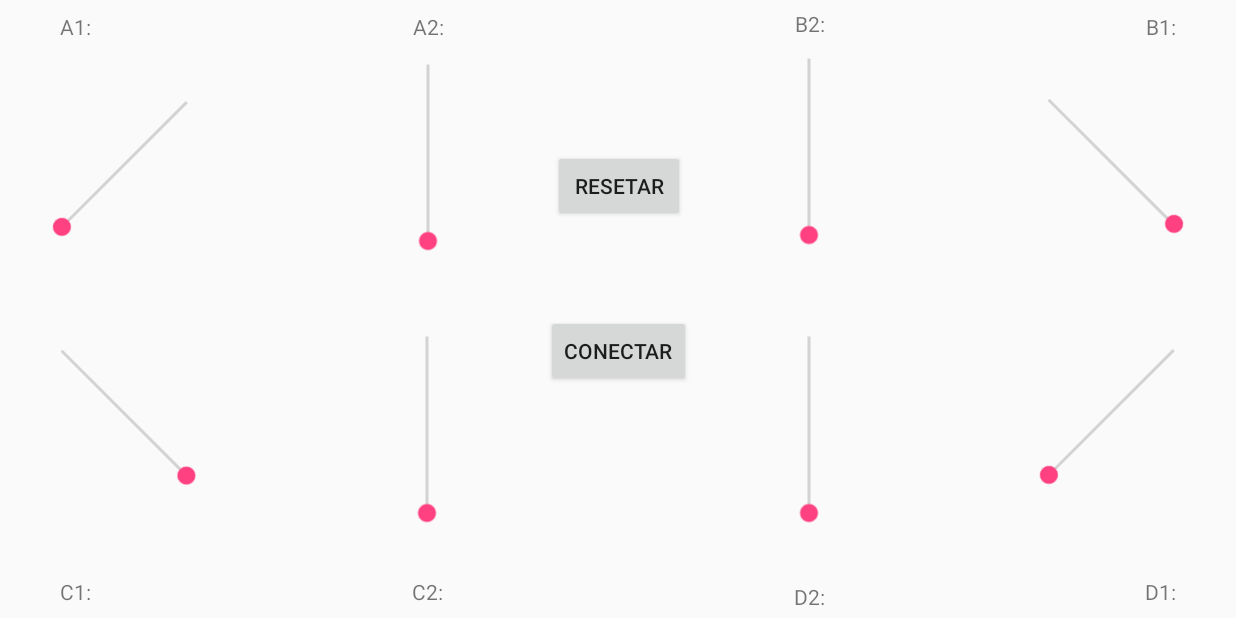
After one commit to roboticanasescolas/AndroidApp, an Android app: the joyAranha screen opened directly, with no data from a screen before it, on a phone screen of 824 x 412 dp (held sideways). The commit adds this screen. Run offline under Robolectric (Android 15) with nearby library versions, the phone set to English and light mode, and no system bars.

Commit message:
"Ajustes no joy do braço. Criação do Joy da Aranha"

```diff
--- a/app/build.gradle
+++ b/app/build.gradle
@@ -2,7 +2,7 @@ apply plugin: 'com.android.application'
 
 android {
     compileSdkVersion 26
-    buildToolsVersion '27.0.3'
+    buildToolsVersion '28.0.3'
     defaultConfig {
         applicationId "br.ufc.quixada.roboticaescolas"
         minSdkVersion 15
--- a/app/src/main/java/br/ufc/quixada/roboticaescolas/MainSelecionarRobo.java
+++ b/app/src/main/java/br/ufc/quixada/roboticaescolas/MainSelecionarRobo.java
@@ -42,7 +42,9 @@ public class MainSelecionarRobo extends AppCompatActivity {
             @Override
             public void onClick(View view) {
                 //chamar tela de conf Aranha
-                Toast.makeText(MainSelecionarRobo.this, "Ainda não implementado!", Toast.LENGTH_SHORT).show();
+                Intent it = new Intent(MainSelecionarRobo.this, joyAranha.class);
+                startActivity(it);
+                //Toast.makeText(MainSelecionarRobo.this, "Ainda não implementado!", Toast.LENGTH_SHORT).show();
             }
         });
     }
--- /dev/null
+++ b/app/src/main/java/br/ufc/quixada/roboticaescolas/joyAranha.java
@@ -0,0 +1,247 @@
+package br.ufc.quixada.roboticaescolas;
+
+import android.bluetooth.BluetoothSocket;
+import android.support.v7.app.AppCompatActivity;
+import android.os.Bundle;
+import android.util.Log;
+import android.widget.SeekBar;
+import android.widget.TextView;
+
+import com.example.enoque_alves.roboticaescolas.R;
+
+import java.io.OutputStream;
+
+public class joyAranha extends AppCompatActivity {
+
+//    private EnviaDados enviaDados = EnviaDados.getEnviaDados();
+//    private OutputStream mmOutputStream;
+//    private BluetoothSocket mmSocket;
+//    private ConexaoBlue connection = ConexaoBlue.getInstance(null, false);
+
+    private SeekBar sBa, sBb, sBc, sBd, sBe, sBf, sBg, sBh;
+    private TextView tVa1, tVa2, tVb1, tVb2, tVc1, tVc2, tVd1, tVd2;
+
+    @Override
+    protected void onCreate(Bundle savedInstanceState) {
+        super.onCreate(savedInstanceState);
+        setContentView(R.layout.activity_joy_aranha);
+
+        sBa = (SeekBar) findViewById(R.id.seekBar_a1);
+        sBb = (SeekBar) findViewById(R.id.seekBar_a2);
+        sBc = (SeekBar) findViewById(R.id.seekBar_b2);
+        sBd = (SeekBar) findViewById(R.id.seekBar_b1);
+        sBe = (SeekBar) findViewById(R.id.seekBar_c1);
+        sBf = (SeekBar) findViewById(R.id.seekBar_c2);
+        sBg = (SeekBar) findViewById(R.id.seekBar_d2);
+        sBh = (SeekBar) findViewById(R.id.seekBar_d1);
+
+        tVa1 = (TextView) findViewById(R.id.tVa1);
+        tVa2 = (TextView) findViewById(R.id.tVa2);
+        tVb1 = (TextView) findViewById(R.id.tVb1);
+        tVb2 = (TextView) findViewById(R.id.tVb2);
+        tVc1 = (TextView) findViewById(R.id.tVc1);
+        tVc2 = (TextView) findViewById(R.id.tVc2);
+        tVd1 = (TextView) findViewById(R.id.tVd1);
+        tVd2 = (TextView) findViewById(R.id.tVd2);
+
+
+        sBa.setOnSeekBarChangeListener(new SeekBar.OnSeekBarChangeListener() {
+            @Override
+            public void onProgressChanged(SeekBar seekBar, int i, boolean b) {
+
+            }
+
+            @Override
+            public void onStartTrackingTouch(SeekBar seekBar) {
+
+            }
+
+            @Override
+            public void onStopTrackingTouch(SeekBar seekBar) {
+                String comando = "!a" + (seekBar.getProgress());
+                tVa1.setText("A1: " + seekBar.getProgress());
+                //enviaDados.enviarComando(comando);
+              //  enviarComando(comando);
+            }
+        });
+        sBb.setOnSeekBarChangeListener(new SeekBar.OnSeekBarChangeListener() {
+            @Override
+            public void onProgressChanged(SeekBar seekBar, int i, boolean b) {
+
+            }
+
+            @Override
+            public void onStartTrackingTouch(SeekBar seekBar) {
+
+            }
+
+            @Override
+            public void onStopTrackingTouch(SeekBar seekBar) {
+                //String comando = "!a" + (seekBar.getProgress());
+                tVa2.setText("A2: " + seekBar.getProgress());
+                //  enviarComando(comando);
+            }
+        });
+
+        sBc.setOnSeekBarChangeListener(new SeekBar.OnSeekBarChangeListener() {
+            @Override
+            public void onProgressChanged(SeekBar seekBar, int i, boolean b) {
+
+            }
+
+            @Override
+            public void onStartTrackingTouch(SeekBar seekBar) {
+
+            }
+
+            @Override
+            public void onStopTrackingTouch(SeekBar seekBar) {
+                //String comando = "!a" + (seekBar.getProgress());
+                tVb2.setText("B2: " + seekBar.getProgress());
+                //  enviarComando(comando);
+            }
+        });
+        sBd.setOnSeekBarChangeListener(new SeekBar.OnSeekBarChangeListener() {
+            @Override
+            public void onProgressChanged(SeekBar seekBar, int i, boolean b) {
+
+            }
+
+            @Override
+            public void onStartTrackingTouch(SeekBar seekBar) {
+
+            }
+
+            @Override
+            public void onStopTrackingTouch(SeekBar seekBar) {
+                //String comando = "!a" + (seekBar.getProgress());
+                tVb1.setText("B1: " + seekBar.getProgress());
+                //  enviarComando(comando);
+            }
+        });
+
+
+        sBe.setOnSeekBarChangeListener(new SeekBar.OnSeekBarChangeListener() {
+            @Override
+            public void onProgressChanged(SeekBar seekBar, int i, boolean b) {
+
+            }
+
+            @Override
+            public void onStartTrackingTouch(SeekBar seekBar) {
+
+            }
+
+            @Override
+            public void onStopTrackingTouch(SeekBar seekBar) {
+                //String comando = "!a" + (seekBar.getProgress());
+                tVc1.setText("C1: " + seekBar.getProgress());
+                //  enviarComando(comando);
+            }
+        });
+
+        sBf.setOnSeekBarChangeListener(new SeekBar.OnSeekBarChangeListener() {
+            @Override
+            public void onProgressChanged(SeekBar seekBar, int i, boolean b) {
+
+            }
+
+            @Override
+            public void onStartTrackingTouch(SeekBar seekBar) {
+
+            }
+
+            @Override
+            public void onStopTrackingTouch(SeekBar seekBar) {
+                //String comando = "!a" + (seekBar.getProgress());
+                tVc2.setText("C2: " + seekBar.getProgress());
+                //  enviarComando(comando);
+            }
+        });
+        sBg.setOnSeekBarChangeListener(new SeekBar.OnSeekBarChangeListener() {
+            @Override
+            public void onProgressChanged(SeekBar seekBar, int i, boolean b) {
+
+            }
+
+            @Override
+            public void onStartTrackingTouch(SeekBar seekBar) {
+
+            }
+
+            @Override
+            public void onStopTrackingTouch(SeekBar seekBar) {
+                //String comando = "!a" + (seekBar.getProgress());
+                tVd2.setText("D2: " + seekBar.getProgress());
+                //  enviarComando(comando);
+            }
+        });
+        sBh.setOnSeekBarChangeListener(new SeekBar.OnSeekBarChangeListener() {
+            @Override
+            public void onProgressChanged(SeekBar seekBar, int i, boolean b) {
+
+            }
+
+            @Override
+            public void onStartTrackingTouch(SeekBar seekBar) {
+
+            }
+
+            @Override
+            public void onStopTrackingTouch(SeekBar seekBar) {
+                //String comando = "!a" + (seekBar.getProgress());
+                tVd1.setText("D1: " + seekBar.getProgress());
+                //  enviarComando(comando);
+            }
+        });
+
+
+
+
+    }
+
+ //   public void enviarComando (String comando){
+//        char chars [] = comando.toCharArray();
+//        char servo = chars[1];
+//        int auxBase = 0;
+//        String aux = "";
+//        for (int j = 2 ; j < chars.length; j++) {
+//            aux = aux + chars[j];
+//        }
+//        int posicaoAtual = Integer.parseInt(aux);
+//        if (servo == 'a'){
+//            posicaoAtual = (int) (posicaoAtual);
+//            tVa1.setText(""+ posicaoAtual);
+//        }
+//        else if (servo == 'b'){//controlar visao
+//            posicaoAtual = (int) (posicaoAtual);
+//            tVa2.setText(""+ posicaoAtual);
+//        }
+//        else if (servo == 'c'){
+//            posicaoAtual = (int) (posicaoAtual);
+//            tVb1.setText(""+posicaoAtual);
+//        }
+//        else if (servo == 'd'){
+//            posicaoAtual = (int) (posicaoAtual);
+//            tVb2.setText(""+ posicaoAtual);
+//        }
+//        else if (servo == 'e'){
+//            posicaoAtual = (int) (posicaoAtual);
+//            tVc1.setText(""+ posicaoAtual);
+//        }
+//        else if (servo == 'f'){
+//            posicaoAtual = (int) (posicaoAtual);
+//            tVc2.setText(""+ posicaoAtual);
+//        }
+//        else if (servo == 'g'){
+//            posicaoAtual = (int) (posicaoAtual);
+//            tVd1.setText(""+ posicaoAtual);
+//        }
+//        else if (servo == 'h'){
+//            posicaoAtual = (int) (posicaoAtual);
+//            tVd2.setText(""+ posicaoAtual);
+//        }
+    //    enviaDados.enviarComando(comando);
+//
+   // }
+}
--- /dev/null
+++ b/app/src/main/res/layout/activity_joy_aranha.xml
@@ -0,0 +1,256 @@
+<?xml version="1.0" encoding="utf-8"?>
+<android.support.constraint.ConstraintLayout xmlns:android="http://schemas.android.com/apk/res/android"
+    xmlns:app="http://schemas.android.com/apk/res-auto"
+    xmlns:tools="http://schemas.android.com/tools"
+    android:layout_width="match_parent"
+    android:layout_height="match_parent"
+    android:screenOrientation="landscape"
+    tools:context="br.ufc.quixada.roboticaescolas.joyAranha"
+    tools:layout_editor_absoluteX="0dp"
+    tools:layout_editor_absoluteY="73dp">
+
+    <Button
+        android:id="@+id/bReset"
+        android:layout_width="wrap_content"
+        android:layout_height="wrap_content"
+        android:layout_marginStart="8dp"
+        android:layout_marginLeft="8dp"
+        android:layout_marginTop="100dp"
+        android:layout_marginEnd="8dp"
+        android:layout_marginRight="8dp"
+        android:text="@string/Resetar"
+        app:layout_constraintEnd_toEndOf="@+id/bConectar"
+        app:layout_constraintHorizontal_bias="0.508"
+        app:layout_constraintStart_toStartOf="@+id/bConectar"
+        app:layout_constraintTop_toTopOf="parent" />
+
+    <Button
+        android:id="@+id/bConectar"
+        android:layout_width="wrap_content"
+        android:layout_height="wrap_content"
+        android:layout_marginStart="8dp"
+        android:layout_marginLeft="8dp"
+        android:layout_marginTop="8dp"
+        android:layout_marginEnd="8dp"
+        android:layout_marginRight="8dp"
+        android:layout_marginBottom="100dp"
+        android:text="@string/Conectar"
+        app:layout_constraintBottom_toBottomOf="parent"
+        app:layout_constraintEnd_toEndOf="parent"
+        app:layout_constraintStart_toStartOf="parent"
+        app:layout_constraintTop_toBottomOf="@+id/bReset" />
+
+    <SeekBar
+        android:id="@+id/seekBar_a1"
+        android:layout_width="150dp"
+        android:layout_height="20dp"
+        android:layout_marginStart="8dp"
+        android:layout_marginLeft="8dp"
+        android:layout_marginTop="80dp"
+        android:layout_marginBottom="8dp"
+        android:max="100"
+        android:rotation="315"
+        app:layout_constraintBottom_toBottomOf="@+id/bReset"
+        app:layout_constraintStart_toStartOf="parent"
+        app:layout_constraintTop_toTopOf="parent" />
+
+    <SeekBar
+        android:id="@+id/seekBar_b1"
+        android:layout_width="150dp"
+        android:layout_height="16dp"
+        android:layout_marginTop="8dp"
+        android:layout_marginEnd="8dp"
+        android:layout_marginRight="8dp"
+        android:layout_marginBottom="8dp"
+        android:max="100"
+        android:rotation="225"
+        app:layout_constraintBottom_toBottomOf="@+id/bReset"
+        app:layout_constraintEnd_toEndOf="parent"
+        app:layout_constraintTop_toTopOf="parent"
+        app:layout_constraintVertical_bias="0.793" />
+
+    <SeekBar
+        android:id="@+id/seekBar_c1"
+        android:layout_width="150dp"
+        android:layout_height="20dp"
+        android:layout_marginStart="8dp"
+        android:layout_marginLeft="8dp"
+        android:layout_marginTop="8dp"
+        android:layout_marginBottom="80dp"
+        android:max="100"
+        android:rotation="225"
+        app:layout_constraintBottom_toBottomOf="parent"
+        app:layout_constraintStart_toStartOf="parent"
+        app:layout_constraintTop_toTopOf="@+id/bConectar" />
+
+    <SeekBar
+        android:id="@+id/seekBar_d1"
+        android:layout_width="150dp"
+        android:layout_height="20dp"
+        android:layout_marginTop="8dp"
+        android:layout_marginEnd="8dp"
+        android:layout_marginRight="8dp"
+        android:layout_marginBottom="80dp"
+        android:max="100"
+        android:rotation="315"
+        app:layout_constraintBottom_toBottomOf="parent"
+        app:layout_constraintEnd_toEndOf="parent"
+        app:layout_constraintTop_toTopOf="@+id/bConectar" />
+
+    <TextView
+        android:id="@+id/tVa1"
+        android:layout_width="wrap_content"
+        android:layout_height="wrap_content"
+        android:layout_marginStart="40dp"
+        android:layout_marginLeft="40dp"
+        android:layout_marginTop="8dp"
+        android:text="@string/A1"
+        app:layout_constraintStart_toStartOf="parent"
+        app:layout_constraintTop_toTopOf="parent" />
+
+    <TextView
+        android:id="@+id/tVb1"
+        android:layout_width="wrap_content"
+        android:layout_height="wrap_content"
+        android:layout_marginTop="8dp"
+        android:layout_marginEnd="40dp"
+        android:layout_marginRight="40dp"
+        android:text="@string/B1"
+        app:layout_constraintEnd_toEndOf="parent"
+        app:layout_constraintTop_toTopOf="parent" />
+
+    <TextView
+        android:id="@+id/tVc1"
+        android:layout_width="wrap_content"
+        android:layout_height="wrap_content"
+        android:layout_marginStart="40dp"
+        android:layout_marginLeft="40dp"
+        android:layout_marginBottom="8dp"
+        android:text="@string/C1"
+        app:layout_constraintBottom_toBottomOf="parent"
+        app:layout_constraintStart_toStartOf="parent" />
+
+    <TextView
+        android:id="@+id/tVd1"
+        android:layout_width="wrap_content"
+        android:layout_height="wrap_content"
+        android:layout_marginEnd="40dp"
+        android:layout_marginRight="40dp"
+        android:layout_marginBottom="8dp"
+        android:text="@string/D1"
+        app:layout_constraintBottom_toBottomOf="parent"
+        app:layout_constraintEnd_toEndOf="parent" />
+
+    <SeekBar
+        android:id="@+id/seekBar_c2"
+        android:layout_width="150dp"
+        android:layout_height="20dp"
+        android:layout_marginTop="8dp"
+        android:layout_marginEnd="4dp"
+        android:layout_marginRight="4dp"
+        android:layout_marginBottom="8dp"
+        android:max="100"
+        android:rotation="270"
+        app:layout_constraintBottom_toBottomOf="parent"
+        app:layout_constraintEnd_toStartOf="@+id/bConectar"
+        app:layout_constraintTop_toTopOf="@+id/seekBar_c1"
+        app:layout_constraintVertical_bias="0.0" />
+
+    <SeekBar
+        android:id="@+id/seekBar_b2"
+        android:layout_width="150dp"
+        android:layout_height="20dp"
+        android:layout_marginStart="8dp"
+        android:layout_marginLeft="8dp"
+        android:layout_marginTop="88dp"
+        android:layout_marginBottom="8dp"
+        android:max="100"
+        android:rotation="270"
+        app:layout_constraintBottom_toBottomOf="@+id/seekBar_b1"
+        app:layout_constraintStart_toEndOf="@+id/bReset"
+        app:layout_constraintTop_toTopOf="parent" />
+
+    <SeekBar
+        android:id="@+id/seekBar_d2"
+        android:layout_width="150dp"
+        android:layout_height="20dp"
+        android:layout_marginStart="4dp"
+        android:layout_marginLeft="4dp"
+        android:layout_marginTop="8dp"
+        android:layout_marginBottom="8dp"
+        android:max="100"
+        android:rotation="270"
+        app:layout_constraintBottom_toBottomOf="parent"
+        app:layout_constraintStart_toEndOf="@+id/bConectar"
+        app:layout_constraintTop_toTopOf="@+id/seekBar_d1"
+        app:layout_constraintVertical_bias="0.0" />
+
+    <SeekBar
+        android:id="@+id/seekBar_a2"
+        android:layout_width="150dp"
+        android:layout_height="20dp"
+        android:layout_marginTop="8dp"
+        android:layout_marginEnd="8dp"
+        android:layout_marginRight="8dp"
+        android:layout_marginBottom="8dp"
+        android:max="100"
+        android:rotation="270"
+        app:layout_constraintBottom_toBottomOf="@+id/seekBar_a1"
+        app:layout_constraintEnd_toStartOf="@+id/bReset"
+        app:layout_constraintTop_toTopOf="parent"
+        app:layout_constraintVertical_bias="1.0" />
+
+    <TextView
+        android:id="@+id/tVa2"
+        android:layout_width="wrap_content"
+        android:layout_height="wrap_content"
+        android:layout_marginTop="8dp"
+        android:layout_marginBottom="8dp"
+        android:text="@string/A2"
+        app:layout_constraintBottom_toBottomOf="@+id/tVa1"
+        app:layout_constraintEnd_toEndOf="@+id/seekBar_a2"
+        app:layout_constraintStart_toStartOf="@+id/seekBar_a2"
+        app:layout_constraintTop_toTopOf="parent"
+        app:layout_constraintVertical_bias="0.0" />
+
+    <TextView
+        android:id="@+id/tVb2"
+        android:layout_width="wrap_content"
+        android:layout_height="wrap_content"
+        android:layout_marginTop="8dp"
+        android:layout_marginBottom="8dp"
+        android:text="@string/B2"
+        app:layout_constraintBottom_toBottomOf="@+id/tVb1"
+        app:layout_constraintEnd_toEndOf="@+id/seekBar_b2"
+        app:layout_constraintStart_toStartOf="@+id/seekBar_b2"
+        app:layout_constraintTop_toTopOf="parent"
+        app:layout_constraintVertical_bias="0.26999998" />
+
+    <TextView
+        android:id="@+id/tVd2"
+        android:layout_width="wrap_content"
+        android:layout_height="wrap_content"
+        android:layout_marginTop="8dp"
+        android:layout_marginBottom="10dp"
+        android:text="@string/D2"
+        app:layout_constraintBottom_toBottomOf="parent"
+        app:layout_constraintEnd_toEndOf="@+id/seekBar_d2"
+        app:layout_constraintStart_toStartOf="@+id/seekBar_d2"
+        app:layout_constraintTop_toTopOf="@+id/tVd1"
+        app:layout_constraintVertical_bias="0.53" />
+
+    <TextView
+        android:id="@+id/tVc2"
+        android:layout_width="wrap_content"
+        android:layout_height="wrap_content"
+        android:layout_marginTop="8dp"
+        android:layout_marginBottom="8dp"
+        android:text="@string/C2"
+        app:layout_constraintBottom_toBottomOf="parent"
+        app:layout_constraintEnd_toEndOf="@+id/seekBar_c2"
+        app:layout_constraintStart_toStartOf="@+id/seekBar_c2"
+        app:layout_constraintTop_toTopOf="@+id/tVc1"
+        app:layout_constraintVertical_bias="1.0" />
+
+
+</android.support.constraint.ConstraintLayout>
--- a/app/src/main/res/layout/activity_joystickk.xml
+++ b/app/src/main/res/layout/activity_joystickk.xml
@@ -68,17 +68,14 @@
         android:layout_width="41dp"
         android:layout_height="43dp"
         android:layout_above="@+id/textView2"
+        android:layout_alignStart="@+id/button_more_c"
         android:layout_alignLeft="@+id/button_more_c"
-        android:layout_alignStart="@+id/button_more_c"
+        android:layout_marginLeft="16dp"
         android:layout_marginBottom="16dp"
-        android:layout_marginLeft="16dp"
-        android:layout_marginTop="8dp"
         android:src="@mipmap/ic_launcher"
         app:layout_constraintBottom_toBottomOf="parent"
         app:layout_constraintLeft_toLeftOf="parent"
-        app:layout_constraintRight_toRightOf="@+id/button_more_c"
-        app:layout_constraintTop_toBottomOf="@+id/seekbar_c"
-        app:layout_constraintVertical_bias="1.0" />
+        app:layout_constraintRight_toRightOf="@+id/button_more_c" />
 
     <ImageButton
         android:id="@+id/button_more_d"
@@ -221,15 +218,14 @@
 
     <SeekBar
         android:id="@+id/seekbar_garra"
-        android:layout_width="300dp"
+        android:layout_width="0dp"
         android:layout_height="23dp"
+        android:layout_alignStart="@+id/seekbar_base"
         android:layout_alignLeft="@+id/seekbar_base"
         android:layout_alignParentTop="true"
-        android:layout_alignStart="@+id/seekbar_base"
-        android:layout_marginBottom="8dp"
         android:layout_marginLeft="16dp"
         android:layout_marginRight="16dp"
-        android:layout_marginTop="0dp"
+        android:layout_marginBottom="8dp"
         android:max="57"
         android:progress="57"
         app:layout_constraintBottom_toBottomOf="@+id/button_more_garra"
@@ -243,14 +239,15 @@
         android:layout_width="177dp"
         android:layout_height="20dp"
         android:layout_centerVertical="true"
+        android:layout_marginTop="8dp"
         android:layout_marginBottom="8dp"
-        android:layout_marginTop="8dp"
+        android:layout_toStartOf="@+id/butao_play"
         android:layout_toLeftOf="@+id/butao_play"
-        android:layout_toStartOf="@+id/butao_play"
         android:max="60"
         android:progress="30"
         android:rotation="270"
         app:layout_constraintBottom_toTopOf="@+id/button_less_d"
+        app:layout_constraintEnd_toEndOf="parent"
         app:layout_constraintLeft_toLeftOf="@+id/button_more_garra"
         app:layout_constraintTop_toBottomOf="@+id/button_more_d"
         app:layout_constraintVertical_bias="0.477" />
@@ -278,11 +275,15 @@
         android:layout_alignParentRight="true"
         android:layout_centerVertical="true"
         android:layout_marginTop="76dp"
+        android:layout_marginBottom="8dp"
         android:max="70"
         android:progress="30"
         android:rotation="270"
+        app:layout_constraintBottom_toTopOf="@+id/button_less_c"
         app:layout_constraintRight_toRightOf="@+id/button_less_garra"
-        app:layout_constraintTop_toBottomOf="@+id/button_more_c" />
+        app:layout_constraintStart_toStartOf="parent"
+        app:layout_constraintTop_toBottomOf="@+id/button_more_c"
+        app:layout_constraintVertical_bias="0.24000001" />
 
     <TextView
         android:id="@+id/textView2"
@@ -301,13 +302,13 @@
 
     <SeekBar
         android:id="@+id/seekbar_base"
-        android:layout_width="300dp"
+        android:layout_width="0dp"
         android:layout_height="19dp"
         android:layout_alignParentBottom="true"
         android:layout_centerHorizontal="true"
         android:layout_marginLeft="16dp"
+        android:layout_marginTop="8dp"
         android:layout_marginRight="16dp"
-        android:layout_marginTop="8dp"
         android:max="180"
         android:progress="87"
         app:layout_constraintHorizontal_bias="1.0"
--- a/app/src/main/res/layout/activity_tela_conf_braco.xml
+++ b/app/src/main/res/layout/activity_tela_conf_braco.xml
@@ -11,25 +11,29 @@
         android:layout_width="88dp"
         android:layout_height="48dp"
         android:layout_marginTop="156dp"
+        android:layout_marginBottom="79dp"
         android:background="@drawable/buttonshape"
-        android:text="Play"
+        android:text="@string/play"
+        app:layout_constraintBottom_toTopOf="@+id/confBracoServos"
         app:layout_constraintEnd_toEndOf="@+id/confBracoServos"
         app:layout_constraintStart_toStartOf="@+id/confBracoServos"
         app:layout_constraintTop_toTopOf="parent" />
 
     <Button
         android:id="@+id/confBracoServos"
-        android:layout_width="158dp"
+        android:layout_width="0dp"
         android:layout_height="48dp"
+        android:layout_marginStart="113dp"
+        android:layout_marginLeft="113dp"
+        android:layout_marginTop="79dp"
+        android:layout_marginEnd="107dp"
+        android:layout_marginRight="107dp"
         android:layout_marginBottom="180dp"
-        android:layout_marginEnd="107dp"
-        android:layout_marginLeft="113dp"
-        android:layout_marginRight="107dp"
-        android:layout_marginStart="113dp"
         android:background="@drawable/buttonshape"
-        android:text="Configurar Servos"
+        android:text="@string/ConfServo"
         app:layout_constraintBottom_toBottomOf="parent"
         app:layout_constraintEnd_toEndOf="parent"
         app:layout_constraintHorizontal_bias="1.0"
-        app:layout_constraintStart_toStartOf="parent" />
+        app:layout_constraintStart_toStartOf="parent"
+        app:layout_constraintTop_toBottomOf="@+id/confBracoPlay" />
 </android.support.constraint.ConstraintLayout>
--- a/app/src/main/res/values/strings.xml
+++ b/app/src/main/res/values/strings.xml
@@ -1,5 +1,17 @@
 <resources>
     <string name="app_name">Robo-QXD</string>
     <string name="title_activity_joystick">joystick</string>
+    <string name="Resetar">Resetar</string>
+    <string name="Conectar">Conectar</string>
+    <string name="A1">A1: </string>
+    <string name="B1">B1: </string>
+    <string name="C1">C1: </string>
+    <string name="D1">D1: </string>
+    <string name="A2">A2: </string>
+    <string name="B2">B2: </string>
+    <string name="C2">C2: </string>
+    <string name="D2">D2: </string>
+    <string name="play">PLAY </string>
+    <string name="ConfServo">Configurar Servo</string>
     <string name="title_activity_tela_de_programacao">TelaDeProgramacao</string>
 </resources>
--- a/build.gradle
+++ b/build.gradle
@@ -6,7 +6,7 @@ buildscript {
         google()
     }
     dependencies {
-        classpath 'com.android.tools.build:gradle:3.1.3'
+        classpath 'com.android.tools.build:gradle:3.2.1'
 
         // NOTE: Do not place your application dependencies here; they belong
         // in the individual module build.gradle files
```
Also changed, not shown: app/src/main/AndroidManifest.xml (+6 -2 lines), gradle/wrapper/gradle-wrapper.properties, 2 other files.
